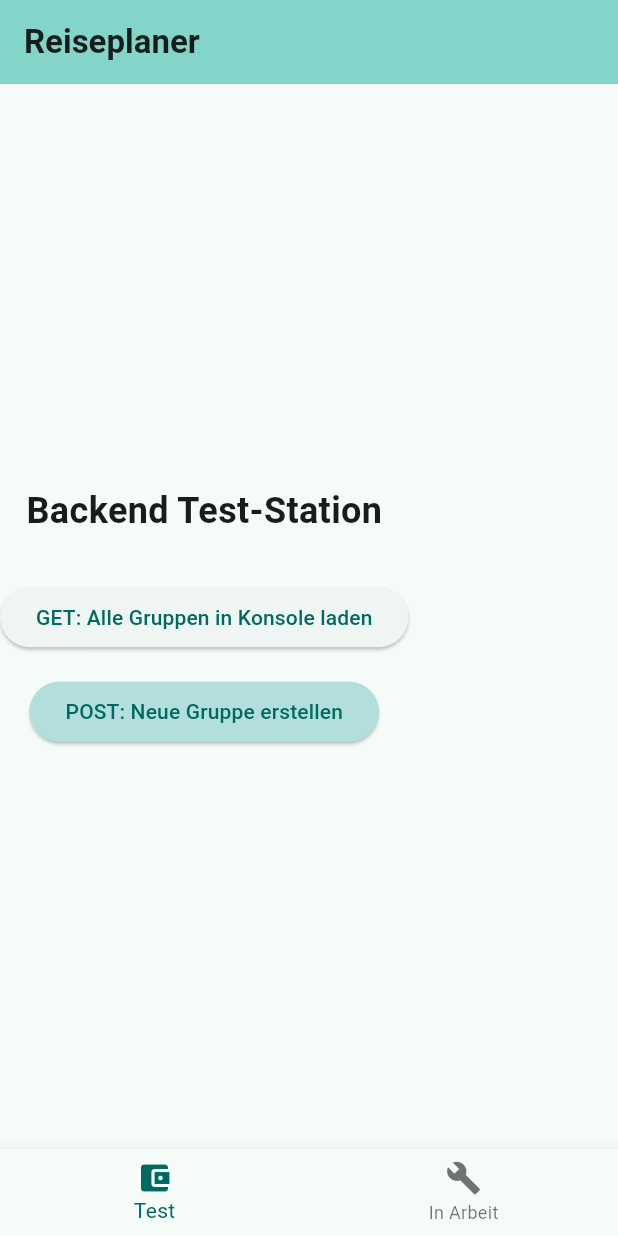
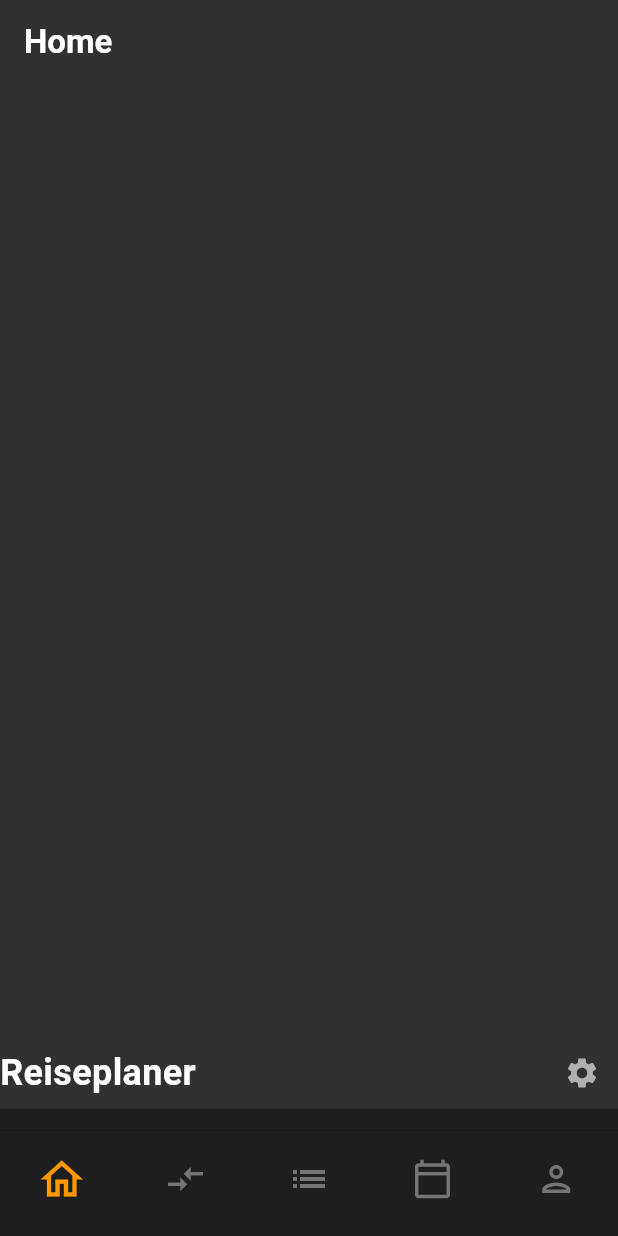
Before and after one commit to Phimance/Reiseplaner-Frontend, a Flutter app: the MainScreen screen opened directly, on a phone screen of 412 x 824 dp. Run offline on Flutter 3.47's test engine with Material 3 defaults, Android fonts, the phone set to English and light mode, and no system bars.

Commit message:
colors and navigation

```diff
--- a/lib/main.dart
+++ b/lib/main.dart
@@ -1,6 +1,9 @@
 import 'package:flutter/material.dart';
-import 'api_service.dart'; // Hier importieren wir deine neue API-Datei!
-import 'login_screen.dart';
+import 'package:reiseplaner/view/components/core/Widgets/ReiseHeader.dart';
+import 'package:reiseplaner/view/components/pages/home_screen.dart';
+import 'api/auth/api_service.dart'; // Hier importieren wir deine neue API-Datei!
+import 'view/components/pages/login_screen.dart';
+import 'view/theme/app_theme.dart';
 
 void main() {
   runApp(const ReiseplanerApp());
@@ -14,10 +17,7 @@ class ReiseplanerApp extends StatelessWidget {
     return MaterialApp(
       title: 'Reiseplaner',
       debugShowCheckedModeBanner: false,
-      theme: ThemeData(
-        colorScheme: ColorScheme.fromSeed(seedColor: Colors.teal),
-        useMaterial3: true,
-      ),
+      theme: AppTheme.darkTheme,
       home: const LoginScreen(),
     );
   }
@@ -32,46 +32,21 @@ class MainScreen extends StatefulWidget {
 
 class _MainScreenState extends State<MainScreen> {
   int _currentIndex = 0;
+  double standardIconSize = 28;
+  double highlightedIconSize = 34;
 
   // Hier ist unsere angepasste Liste der Bildschirme! Jetzt wieder mit 2 Elementen.
   final List<Widget> _screens = [
-    // --- TAB 1: BACKEND TEST-STATION ---
-    Column(
-      mainAxisAlignment: MainAxisAlignment.center,
-      children: [
-        const Text('Backend Test-Station', style: TextStyle(fontSize: 24, fontWeight: FontWeight.bold)),
-        const SizedBox(height: 30),
-        ElevatedButton(
-          onPressed: () async {
-            final apiService = ApiService();
-            try {
-              final gruppen = await apiService.getGruppen();
-              print('Erfolg! Gruppen geladen: $gruppen');
-            } catch (e) {
-              print('Fehler beim Laden: $e');
-            }
-          },
-          child: const Text('GET: Alle Gruppen in Konsole laden'),
+    const HomeScreen(),
+    const Center(
+      child: Text('Hier kommt später mehr hin!', style: TextStyle(fontSize: 20)),
     ),
-        const SizedBox(height: 15),
-        ElevatedButton(
-          onPressed: () async {
-            final apiService = ApiService();
-            try {
-              await apiService.createGruppe({
-                'name': 'Test-Gruppe aus Flutter'
-              });
-              print('Erfolg: Neue Gruppe erstellt!');
-            } catch (e) {
-              print('Fehler beim Erstellen: $e');
-            }
-          },
-          style: ElevatedButton.styleFrom(backgroundColor: Colors.teal.shade100),
-          child: const Text('POST: Neue Gruppe erstellen'),
+    const Center(
+      child: Text('Hier kommt später mehr hin!', style: TextStyle(fontSize: 20)),
     ),
-      ],
+    const Center(
+      child: Text('Hier kommt später mehr hin!', style: TextStyle(fontSize: 20)),
     ),
-    // --- TAB 2: PLATZHALTER ---
     const Center(
       child: Text('Hier kommt später mehr hin!', style: TextStyle(fontSize: 20)),
     ),
@@ -80,27 +55,58 @@ class _MainScreenState extends State<MainScreen> {
   @override
   Widget build(BuildContext context) {
     return Scaffold(
-      appBar: AppBar(
-        title: const Text('Reiseplaner', style: TextStyle(fontWeight: FontWeight.bold)),
-        backgroundColor: Theme.of(context).colorScheme.inversePrimary,
+      body: _screens[_currentIndex],
+      bottomNavigationBar: Column(
+        mainAxisSize: MainAxisSize.min,
+        children: [
+          const ReiseHeader(),
+          Container(
+            height: 16,
+            color: Theme.of(context).bottomNavigationBarTheme.backgroundColor,
           ),
-      body: _screens[_currentIndex],
-      bottomNavigationBar: BottomNavigationBar(
+          BottomNavigationBar(
+            type: BottomNavigationBarType.fixed,
             currentIndex: _currentIndex,
+            showSelectedLabels: false,
+            showUnselectedLabels: false,
+            iconSize: standardIconSize,
+            enableFeedback: false,
+            mouseCursor: SystemMouseCursors.click,
+            selectedItemColor: Theme.of(context).bottomNavigationBarTheme.selectedItemColor,
+            unselectedItemColor: Theme.of(context).bottomNavigationBarTheme.unselectedItemColor,
+            backgroundColor: Theme.of(context).bottomNavigationBarTheme.backgroundColor,
             onTap: (index) {
               setState(() {
                 _currentIndex = index;
               });
             },
-        // WICHTIG: Hier müssen immer mindestens 2 Items stehen!
-        items: const [
+            items: [
               BottomNavigationBarItem(
-            icon: Icon(Icons.account_balance_wallet),
-            label: 'Test',
+                icon: const Icon(Icons.home_outlined),
+                activeIcon: Icon(Icons.home_outlined, size: highlightedIconSize),
+                label: '',
               ),
               BottomNavigationBarItem(
-            icon: Icon(Icons.build),
-            label: 'In Arbeit',
+                icon: const Icon(Icons.compare_arrows_outlined),
+                activeIcon: Icon(Icons.compare_arrows_outlined, size: highlightedIconSize),
+                label: '',
+              ),
+              BottomNavigationBarItem(
+                icon: const Icon(Icons.list_outlined),
+                activeIcon: Icon(Icons.list_outlined, size: highlightedIconSize),
+                label: '',
+              ),
+              BottomNavigationBarItem(
+                icon: const Icon(Icons.calendar_today_outlined),
+                activeIcon: Icon(Icons.calendar_today_outlined, size: highlightedIconSize),
+                label: '',
+              ),
+              BottomNavigationBarItem(
+                icon: const Icon(Icons.person_outlined),
+                activeIcon: Icon(Icons.person_outlined, size: highlightedIconSize),
+                label: '',
+              ),
+            ],
           ),
         ],
       ),
--- /dev/null
+++ b/lib/view/components/core/Widgets/ReiseHeader.dart
@@ -0,0 +1,55 @@
+import 'package:flutter/material.dart';
+
+class ReiseHeader extends StatefulWidget {
+  const ReiseHeader({super.key});
+
+  @override
+  State<ReiseHeader> createState() => _ReiseHeaderState();
+}
+
+class _ReiseHeaderState extends State<ReiseHeader> {
+  // 1. Logic: Variables & State
+  bool _isLoading = false;
+
+  // 2. Logic: Lifecycle Methods
+  @override
+  void initState() {
+    super.initState();
+    _loadInitialData();
+  }
+
+  @override
+  void dispose() {
+    // Clean up controllers or listeners here
+    super.dispose();
+  }
+
+  // 3. Logic: Functional Methods
+  Future<void> _loadInitialData() async {
+    setState(() => _isLoading = true);
+
+    // Add your data fetching or logic here
+
+    setState(() => _isLoading = false);
+  }
+
+  // 4. Structure: The Build Method
+  @override
+  Widget build(BuildContext context) {
+    return Row(
+      mainAxisAlignment: MainAxisAlignment.spaceBetween,
+      children: [
+        const Text(
+          'Reiseplaner',
+          style: TextStyle(fontSize: 24, fontWeight: FontWeight.bold),
+        ),
+        IconButton(
+          icon: const Icon(Icons.settings),
+          onPressed: () {
+
+          },
+        ),
+      ],
+    );
+  }
+}
--- /dev/null
+++ b/lib/view/components/pages/home_screen.dart
@@ -0,0 +1,48 @@
+import 'package:flutter/material.dart';
+
+class HomeScreen extends StatefulWidget {
+  const HomeScreen({super.key});
+
+  @override
+  State<HomeScreen> createState() => _HomeScreenState();
+}
+
+class _HomeScreenState extends State<HomeScreen> {
+  // 1. Logic: Variables & State
+  bool _isLoading = false;
+
+  // 2. Logic: Lifecycle Methods
+  @override
+  void initState() {
+    super.initState();
+    _loadInitialData();
+  }
+
+  @override
+  void dispose() {
+    // Clean up controllers or listeners here
+    super.dispose();
+  }
+
+  // 3. Logic: Functional Methods
+  Future<void> _loadInitialData() async {
+    setState(() => _isLoading = true);
+
+    // Add your data fetching or logic here
+
+    setState(() => _isLoading = false);
+  }
+
+  // 4. Structure: The Build Method
+  @override
+  Widget build(BuildContext context) {
+    return Scaffold(
+      appBar: AppBar(
+        title: const Text('Home'),
+      ),
+      body: _isLoading
+          ? const Center(child: CircularProgressIndicator())
+          : const SizedBox.shrink(), // Placeholder for content
+    );
+  }
+}
--- a/lib/login_screen.dart
+++ b/lib/view/components/pages/login_screen.dart
@@ -1,6 +1,6 @@
 import 'package:flutter/material.dart';
-import 'api_service.dart';
-import 'main.dart'; // Um später zum MainScreen zu navigieren
+import '../../../api/auth/api_service.dart';
+import '../../../main.dart'; // Um später zum MainScreen zu navigieren
 
 class LoginScreen extends StatefulWidget {
   const LoginScreen({super.key});
--- /dev/null
+++ b/lib/view/theme/app_colors.dart
@@ -0,0 +1,45 @@
+import 'package:flutter/material.dart';
+
+/// Zentrale Farbpalette der App (Dark Theme).
+/// Verwendung: AppColors.primary, AppColors.secondary, etc.
+class AppColors {
+  AppColors._(); // Verhindert Instanziierung
+
+  // ── Primärfarben (Orange) ─────────────────────────────
+  static const Color primary       = Color(0xFFFF9800); // Orange – Transaktionsbeträge
+  static const Color primaryLight  = Color(0xFFFFB74D); // Helles Orange
+  static const Color primaryDark   = Color(0xFFE65100); // Dunkles Orange
+
+  // ── Sekundärfarben (Grün) ─────────────────────────────
+  static const Color secondary     = Color(0xFF4CAF50); // Grün – "Du bekommst"-Betrag
+  static const Color secondaryLight = Color(0xFF81C784); // Helles Grün
+  static const Color secondaryDark = Color(0xFF388E3C); // Dunkles Grün
+
+  // ── Hintergrund & Oberflächen ─────────────────────────
+  static const Color background    = Color(0xFF313131); // Tiefes Schwarz
+  static const Color surface       = Color(0xFF363636); // Dunkelgraue Oberfläche
+  static const Color card          = Color(0xFF444444); // Card-Hintergrund
+  static const Color cardHighlight = Color(0xFF444444); // Leicht helleres Card
+
+  // ── Text ──────────────────────────────────────────────
+  static const Color textPrimary   = Color(0xFFFFFFFF); // Weiß
+  static const Color textSecondary = Color(0xFFB0B0B0); // Gedämpftes Grau
+  static const Color textOnPrimary = Color(0xFF000000); // Schwarz auf Orange
+  static const Color textHint      = Color(0xFF757575); // Hint-Grau
+
+  // ── Status / Feedback ─────────────────────────────────
+  static const Color success       = Color(0xFF4CAF50); // Grün
+  static const Color warning       = Color(0xFFFF9800); // Orange
+  static const Color error         = Color(0xFFEF5350); // Rot
+  static const Color info          = Color(0xFF42A5F5); // Blau
+
+  // ── Sonstiges ─────────────────────────────────────────
+  static const Color divider       = Color(0xFF3A3A3A); // Subtiler Teiler
+  static const Color disabled      = Color(0xFF616161); // Deaktiviert
+  static const Color shadow        = Color(0x80000000); // Schwarz 50 %
+
+  // ── Bottom Navigation ─────────────────────────────────
+  static const Color navBar        = Color(0xFF1E1E1E); // Nav-Hintergrund
+  static const Color navActive     = Color(0xFFFF9800); // Aktives Icon (Orange)
+  static const Color navInactive   = Color(0xFF757575); // Inaktives Icon
+}
```
Also changed, not shown: lib/view/theme/app_theme.dart (added, +112 -0 lines), lib/api/auth/api_service.dart (renamed from lib/api_service.dart), pubspec.lock. Lines whose indentation alone changed are shown as unchanged.
